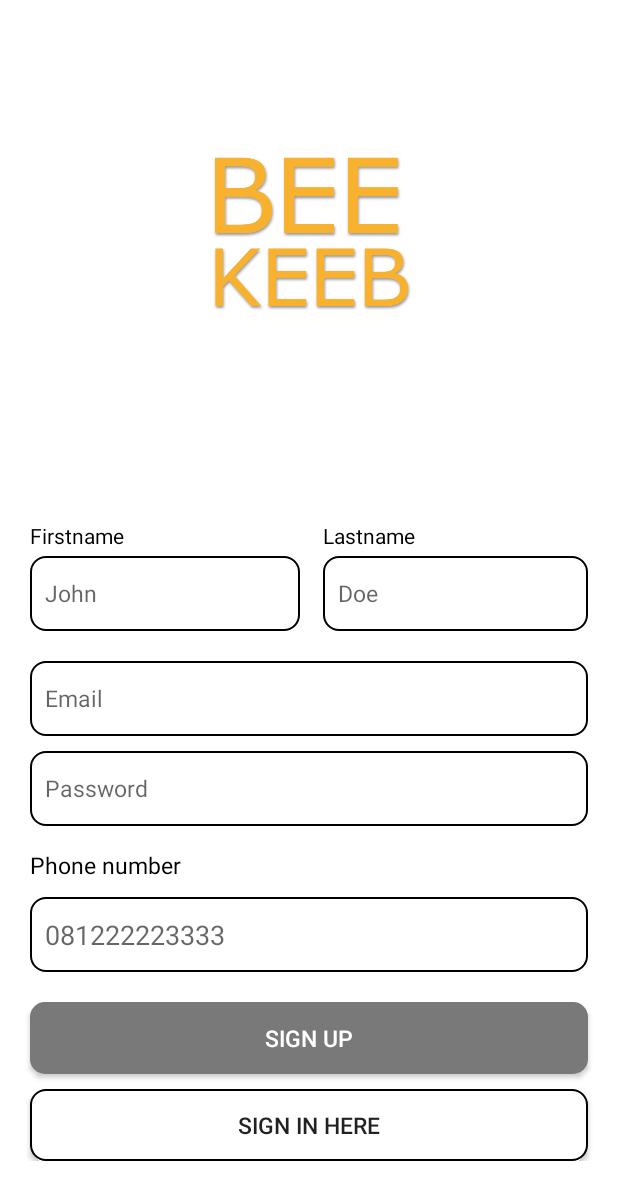
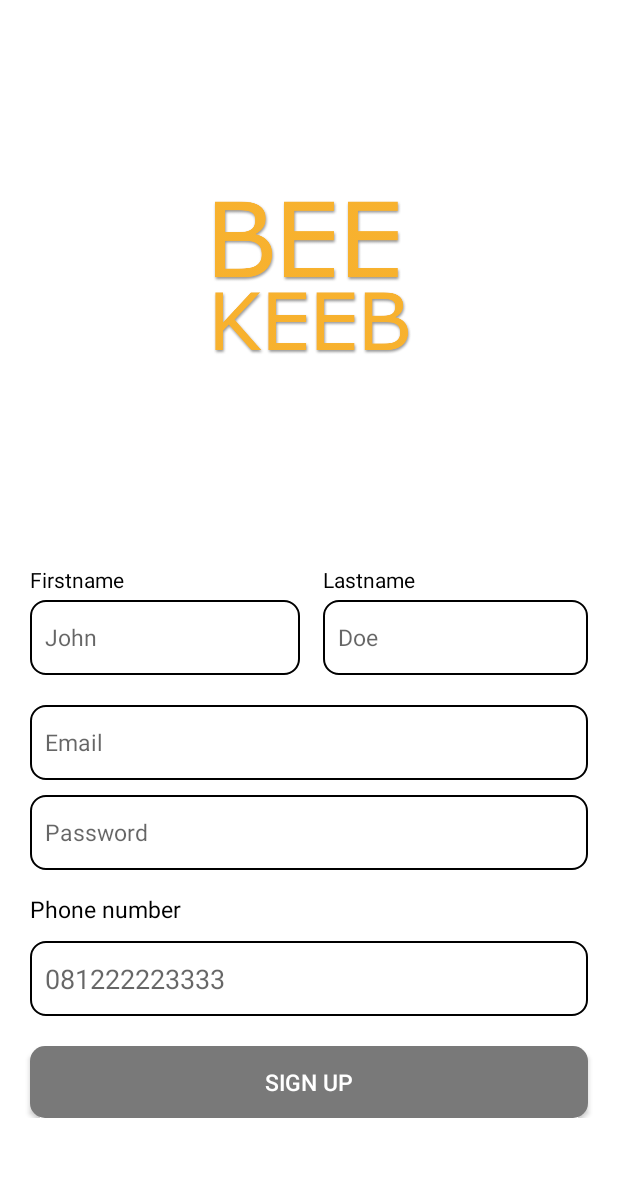
Before and after one commit to JonathanRainee/BeeKeeb, an Android app: the layout activity_register.xml on its own in the app's theme, with its tools: preview values and no code run, on a phone screen of 412 x 824 dp. Shown: the top 1200 px of the screen. Run offline under Robolectric (Android 15) with nearby library versions, the phone set to English and light mode, and no system bars.

```diff
--- a/BeeKeeb/app/src/main/java/com/example/beekeeb/LoginEmailActivity.kt
+++ b/BeeKeeb/app/src/main/java/com/example/beekeeb/LoginEmailActivity.kt
@@ -7,6 +7,7 @@ import android.widget.Toast
 import com.example.beekeeb.databinding.ActivityMainBinding
 import com.google.firebase.auth.FirebaseAuth
 import edu.bluejack22_1.BeeKeeb.util.AlarmReceiver
+import edu.bluejack22_1.BeeKeeb.util.Util
 
 class LoginEmailActivity : AppCompatActivity() {
 
@@ -38,11 +39,13 @@ class LoginEmailActivity : AppCompatActivity() {
             if(email.isEmpty() || pass.isEmpty()){
                 Toast.makeText(this, errors[0], Toast.LENGTH_SHORT).show()
             }else{
+                Util.loadingDialog(this)
                 firebaseAuth.signInWithEmailAndPassword(email, pass).addOnCompleteListener{
+                    Util.dismissLoadingDialog()
                     if(it.isSuccessful){
-                        this.finish()
                         finishActivity(1)
                         finishActivity(2)
+                        this.finish()
                         AlarmReceiver.sendNotification(this)
                         val intent = Intent(this, MainPageActivity::class.java)
                         startActivity(intent)
--- a/BeeKeeb/app/src/main/java/com/example/beekeeb/LoginOptionActivity.kt
+++ b/BeeKeeb/app/src/main/java/com/example/beekeeb/LoginOptionActivity.kt
@@ -42,12 +42,12 @@ class LoginOptionActivity : AppCompatActivity() {
         googleSignInClient = GoogleSignIn.getClient(this, gso)
 
         binding.btnEmail.setOnClickListener(){
+            this.finish()
             val intentEmail = Intent(this, LoginEmailActivity::class.java)
-            startActivityForResult(intentEmail, 2)
+            startActivity(intentEmail)
         }
 
         binding.googleBtn.setOnClickListener{
-            Log.d("debug", "masuk ahh")
             signInGoogle()
         }
     }
@@ -113,6 +113,7 @@ class LoginOptionActivity : AppCompatActivity() {
 
         auth.signInWithCredential(credential).addOnCompleteListener{
             if(it.isSuccessful){
+                this.finish()
                 storage.reference.child(storagePath).downloadUrl.addOnSuccessListener { url ->
                     if (it.isSuccessful){
                         val uid = auth.currentUser?.uid.toString()
--- a/BeeKeeb/app/src/main/java/com/example/beekeeb/MainActivity.kt
+++ b/BeeKeeb/app/src/main/java/com/example/beekeeb/MainActivity.kt
@@ -40,14 +40,13 @@ class MainActivity : AppCompatActivity() {
 
         binding.btnSignIn.setOnClickListener{
             AlarmReceiver.sendNotification(this)
+            this.finish()
             val intentSignIn = Intent(this, LoginOptionActivity::class.java)
-            startActivityForResult(intentSignIn, 1)
+            startActivity(intentSignIn)
         }
 
         binding.btnRegister.setOnClickListener{
-            val intentSignIn = Intent(this, LoginOptionActivity::class.java)
             val intentRegis = Intent(this, RegisterActivity::class.java)
-            val intentRegister = Intent(this, RegisterActivity::class.java)
             startActivity(intentRegis)
         }
     }
--- a/BeeKeeb/app/src/main/java/com/example/beekeeb/PostDetailActivity.kt
+++ b/BeeKeeb/app/src/main/java/com/example/beekeeb/PostDetailActivity.kt
@@ -118,8 +118,8 @@ class PostDetailActivity : AppCompatActivity() {
         binding.deleteIV.setOnClickListener {
             QueriesPost.deletePost(postUID, this)
             this.finish()
-            val intent = Intent(this, MainPageActivity::class.java)
-            startActivity(intent)
+//            val intent = Intent(this, MainPageActivity::class.java)
+//            startActivity(intent)
         }
 
         binding.likeIV.setOnClickListener{
--- a/BeeKeeb/app/src/main/res/layout/activity_register.xml
+++ b/BeeKeeb/app/src/main/res/layout/activity_register.xml
@@ -143,16 +143,6 @@
             android:textColor="@color/white"
             android:textSize="15sp" />
 
-        <androidx.appcompat.widget.AppCompatButton
-            android:id="@+id/btnSignIn"
-            android:layout_width="match_parent"
-            android:layout_height="wrap_content"
-            android:layout_marginStart="20dp"
-            android:layout_marginTop="10dp"
-            android:layout_marginEnd="20dp"
-            android:background="@drawable/textfield_bg"
-            android:text="@string/sign_in_here"
-            android:textSize="15sp" />
 
     </LinearLayout>
 
```
Also changed, not shown: BeeKeeb/app/src/main/java/com/example/beekeeb/queries/QueriesPost.kt (+11 -5 lines), BeeKeeb/app/src/main/java/edu/bluejack22_1/BeeKeeb/frag/ProfileUserFragment.kt (+8 -8 lines).
